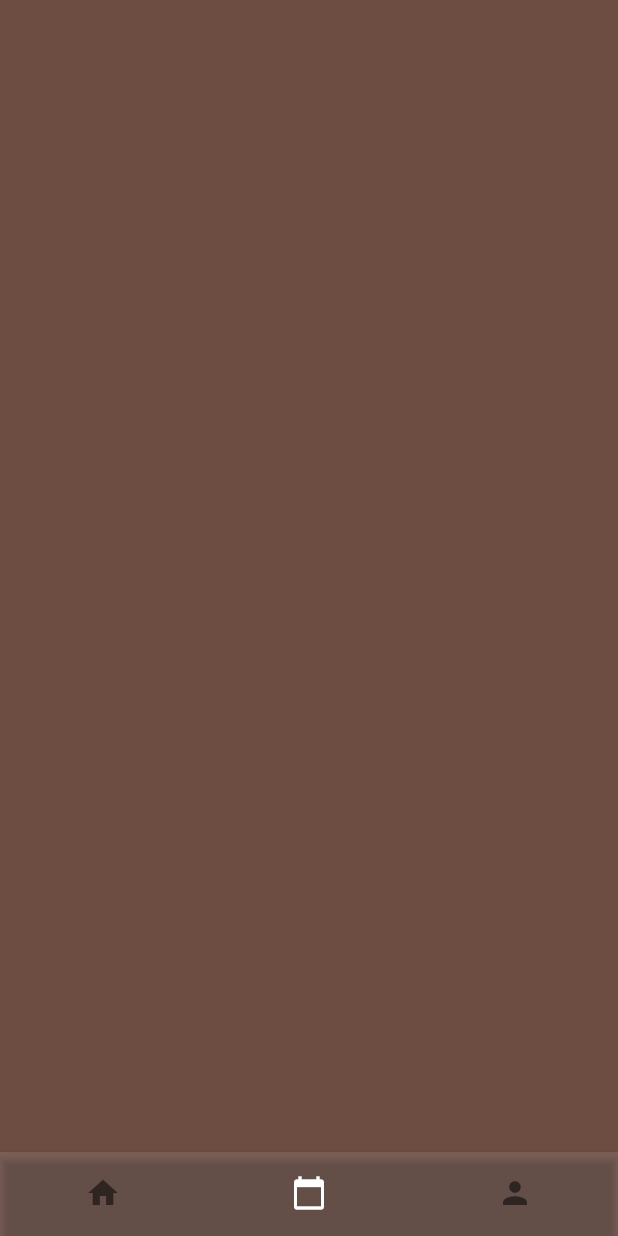
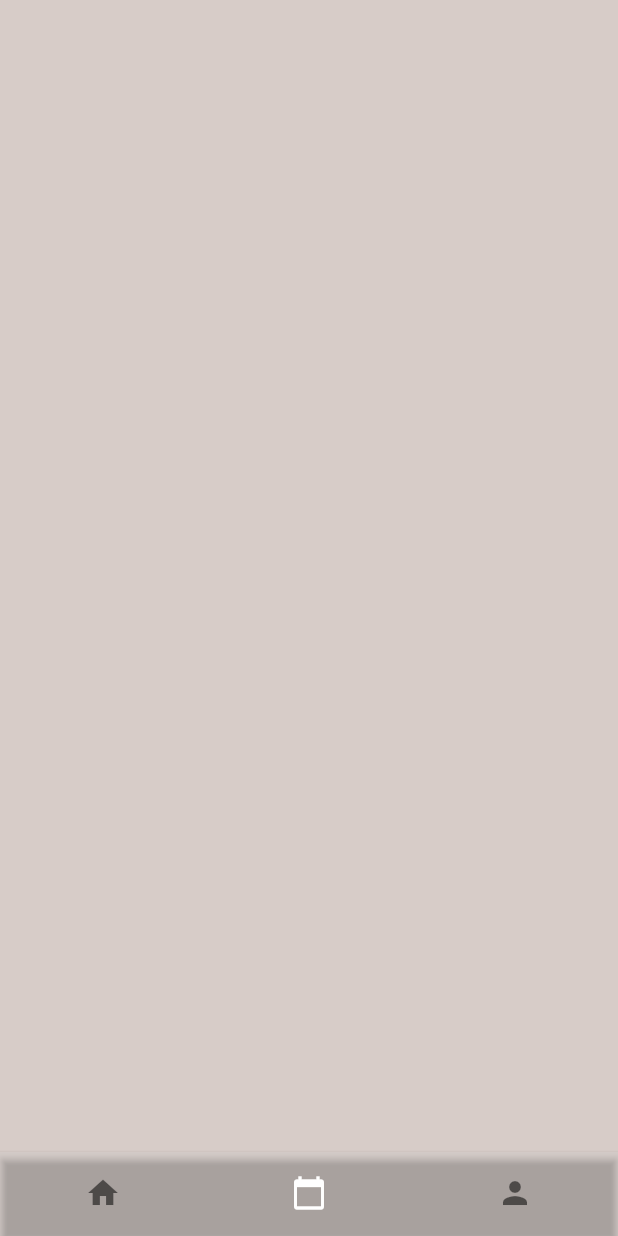
Before and after one commit to kevinjacb/DocAPP, a Flutter app: the Layout screen opened directly, swiped to page 2, on a phone screen of 412 x 824 dp. Run offline on Flutter 3.47's test engine with Material 2 defaults, Android fonts, the light colour scheme and no system bars; our stand-ins replace google_fonts; missing offline and left inert: dart:ffi.

Commit message:
Homepage changes

```diff
--- a/lib/screens/layout.dart
+++ b/lib/screens/layout.dart
@@ -22,10 +22,10 @@ class _LayoutState extends State<Layout> {
   void initState() {
     background = TweenSequence<Color?>(<TweenSequenceItem<Color?>>[
       TweenSequenceItem<Color?>(
-          tween: ColorTween(begin: Colors.cyan, end: Colors.brown[600]),
+          tween: ColorTween(begin: Colors.cyan[100], end: Colors.brown[100]),
           weight: 1),
       TweenSequenceItem<Color?>(
-          tween: ColorTween(begin: Colors.brown[600], end: Colors.white),
+          tween: ColorTween(begin: Colors.brown[100], end: Colors.white),
           weight: 1)
     ]);
     super.initState();
```
Also changed, not shown: lib/screens/home.dart (+35 -1 lines).
